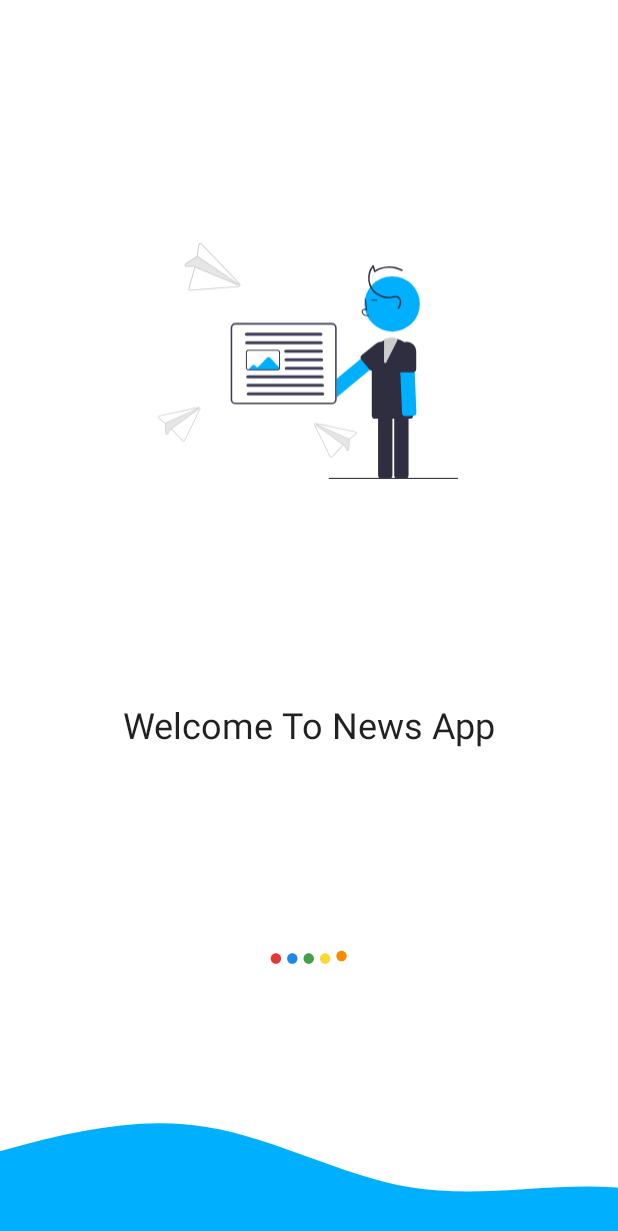
After one commit to HARSHMORE093/Project, an Android app: the splashscreen screen opened directly, with no data from a screen before it, on a phone screen of 412 x 824 dp. The commit adds this screen. Shown: the top 1231 px of the screen. Run offline under Robolectric (Android 15) with nearby library versions, the phone set to English and light mode, and no system bars; network calls fail.

Commit message:
splashscreen

```diff
--- a/app/build.gradle
+++ b/app/build.gradle
@@ -71,4 +71,6 @@ dependencies {
     implementation("androidx.lifecycle:lifecycle-viewmodel-ktx:2.4.0")
     implementation("androidx.lifecycle:lifecycle-runtime-ktx:2.4.0")
 
+    implementation "com.airbnb.android:lottie:4.2.0"
+
 }
--- a/app/src/main/AndroidManifest.xml
+++ b/app/src/main/AndroidManifest.xml
@@ -10,8 +10,9 @@
         android:roundIcon="@mipmap/ic_launcher_round"
         android:supportsRtl="true"
         android:theme="@style/Theme.NewsApp">
+
         <activity
-            android:name=".ui.ui.NewsActivity"
+            android:name=".ui.splash.splashscreen"
             android:exported="true">
             <intent-filter>
                 <action android:name="android.intent.action.MAIN" />
@@ -19,6 +20,7 @@
                 <category android:name="android.intent.category.LAUNCHER" />
             </intent-filter>
         </activity>
+        <activity android:name=".ui.ui.NewsActivity"/>
     </application>
 
 </manifest>
--- /dev/null
+++ b/app/src/main/java/com/example/newsapp/ui/splash/splashscreen.kt
@@ -0,0 +1,26 @@
+package com.example.newsapp.ui.splash
+
+
+import android.content.Intent
+import android.os.Bundle
+import android.os.Handler
+import android.os.Looper
+import androidx.appcompat.app.AppCompatActivity
+import com.example.newsapp.R
+import com.example.newsapp.ui.ui.NewsActivity
+
+class splashscreen :AppCompatActivity(){
+
+    private val TimeOut:Long=4000
+
+    override fun onCreate(savedInstanceState: Bundle?) {
+        super.onCreate(savedInstanceState)
+        setContentView(R.layout.splashscreen)
+        supportActionBar?.hide()
+        Handler(Looper.getMainLooper()).postDelayed({
+            startActivity(Intent(this, NewsActivity::class.java))
+            finish()
+        },TimeOut)
+    }
+
+}
--- /dev/null
+++ b/app/src/main/res/drawable/ic_splash.xml
@@ -0,0 +1,108 @@
+<vector xmlns:android="http://schemas.android.com/apk/res/android"
+    android:width="580.1012dp"
+    android:height="455.48828dp"
+    android:viewportWidth="580.1012"
+    android:viewportHeight="455.48828">
+  <path
+      android:pathData="M452.82,117.456m-53.519,0a53.519,53.519 0,1 1,107.038 0a53.519,53.519 0,1 1,-107.038 0"
+      android:fillColor="#00b0ff"/>
+  <path
+      android:pathData="M456.753,448.302L456.753,325.287a6.508,6.508 0,0 1,6.5 -6.5h14.759a6.508,6.508 0,0 1,6.5 6.5L484.512,448.302a6.508,6.508 0,0 1,-6.5 6.5L463.253,454.802A6.508,6.508 0,0 1,456.753 448.302Z"
+      android:fillColor="#2f2e41"/>
+  <path
+      android:pathData="M425.56,448.302L425.56,325.287a6.508,6.508 0,0 1,6.5 -6.5h14.76a6.508,6.508 0,0 1,6.5 6.5L453.32,448.302a6.508,6.508 0,0 1,-6.5 6.5L432.06,454.802A6.508,6.508 0,0 1,425.56 448.302Z"
+      android:fillColor="#2f2e41"/>
+  <path
+      android:pathData="M413.397,332.749L413.397,223.805a40.031,40.031 0,0 1,40.031 -40.031h0a40.031,40.031 0,0 1,40.031 40.031L493.459,332.749a6.5,6.5 0,0 1,-6.5 6.5h-67.063A6.5,6.5 0,0 1,413.397 332.749Z"
+      android:fillColor="#2f2e41"/>
+  <path
+      android:pathData="M407.624,141.114l0.056,-2c-3.721,-0.104 -7.001,-0.337 -9.466,-2.138a6.148,6.148 0,0 1,-2.381 -4.528,3.514 3.514,0 0,1 1.153,-2.895c1.636,-1.382 4.269,-0.935 6.188,-0.055l1.655,0.759 -3.173,-23.19 -1.981,0.271 2.699,19.727c-2.607,-0.767 -5.023,-0.437 -6.678,0.961a5.471,5.471 0,0 0,-1.86 4.492,8.133 8.133,0 0,0 3.2,6.073C400.201,140.906 404.317,141.022 407.624,141.114Z"
+      android:fillColor="#2f2e41"/>
+  <path
+      android:pathData="M413.103,109.04h10.771v2h-10.771z"
+      android:fillColor="#2f2e41"/>
+  <path
+      android:pathData="M473.992,332.674a6.454,6.454 0,0 1,-2.092 -4.514L466.804,205.252a6.5,6.5 0,0 1,6.225 -6.764l14.747,-0.612a6.506,6.506 0,0 1,6.763 6.225l5.096,122.909a6.508,6.508 0,0 1,-6.225 6.764l-14.747,0.611a6.561,6.561 0,0 1,-1.405 -0.091A6.453,6.453 0,0 1,473.992 332.674Z"
+      android:fillColor="#00b0ff"/>
+  <path
+      android:pathData="M492.81,249.488h-24a6.507,6.507 0,0 1,-6.5 -6.5v-34a18.5,18.5 0,0 1,37 0v34A6.507,6.507 0,0 1,492.81 249.488Z"
+      android:fillColor="#2f2e41"/>
+  <path
+      android:pathData="M338.689,295.037 L329.28,283.665a6.508,6.508 0,0 1,0.864 -9.152l94.781,-78.416a6.504,6.504 0,0 1,9.151 0.864l9.409,11.373a6.5,6.5 0,0 1,-0.865 9.151L347.841,295.901a6.507,6.507 0,0 1,-8.144 0.119A6.561,6.561 0,0 1,338.689 295.037Z"
+      android:fillColor="#00b0ff"/>
+  <path
+      android:pathData="M408.585,243.961l-15.203,-18.57a6.507,6.507 0,0 1,0.912 -9.147l26.308,-21.538a18.5,18.5 0,1 1,23.438 28.63l-26.308,21.538A6.507,6.507 0,0 1,408.585 243.961Z"
+      android:fillColor="#2f2e41"/>
+  <path
+      android:pathData="M466.237,126.518c2.787,-4.656 4.968,-9.786 3.933,-15.302 -0.924,-4.926 -4.469,-8.762 -9.567,-9.266 -3.07,-0.303 -6.125,0.516 -9.123,1.05a34.246,34.246 0,0 1,-7.448 0.482,36.994 36.994,0 0,1 -14.451,-3.664 35.469,35.469 0,0 1,-19.056 -22.331c-3.042,-11.074 -0.783,-23.649 6.44,-32.663l-2.507,-0.662 3.264,10.724a1.515,1.515 0,0 0,2.204 0.896,51.664 51.664,0 0,1 40.201,-6.427 48.947,48.947 0,0 1,11.031 4.243c1.704,0.906 3.221,-1.683 1.514,-2.59a54.697,54.697 0,0 0,-42.915 -3.288,52.214 52.214,0 0,0 -11.345,5.472l2.204,0.896 -3.264,-10.724a1.512,1.512 0,0 0,-2.507 -0.662,40.207 40.207,0 0,0 -8.241,30.483 37.94,37.94 0,0 0,16.429 26.319,40.458 40.458,0 0,0 30.554,6.142c2.936,-0.564 6.265,-1.372 9.146,-0.143a7.9,7.9 0,0 1,4.234 5.208c1.632,5.531 -1.145,10.784 -3.982,15.383Z"
+      android:fillColor="#2f2e41"/>
+  <path
+      android:pathData="M439.426,231.741l-0.037,-0a2.466,2.466 0,0 1,-2.399 -1.927l0.196,-41.668a2.535,2.535 0,0 1,1.4 -2.853c7.253,-3.407 14.749,-3.865 22.913,-1.397a2.502,2.502 0,0 1,1.707 3.042L441.841,229.88A2.465,2.465 0,0 1,439.426 231.741Z"
+      android:fillColor="#ccc"/>
+  <path
+      android:pathData="M579.101,455.488h-248a1,1 0,0 1,0 -2h248a1,1 0,0 1,0 2Z"
+      android:fillColor="#3f3d56"/>
+  <path
+      android:pathData="M336,311.282h-186a9.511,9.511 0,0 1,-9.5 -9.5v-138a9.511,9.511 0,0 1,9.5 -9.5h186a9.511,9.511 0,0 1,9.5 9.5v138A9.511,9.511 0,0 1,336 311.282Z"
+      android:fillColor="#fff"/>
+  <path
+      android:pathData="M174.077,244.692l35.971,0.59h20.952a3.504,3.504 0,0 0,3.5 -3.5v-1.223l-18.042,-19.399a3.5,3.5 0,0 0,-5.038 -0.091l-17.744,17.744a2.502,2.502 0,0 1,-3.534 0.001l-2.626,-2.622a3.503,3.503 0,0 0,-4.949 0.002Z"
+      android:fillColor="#00b0ff"/>
+  <path
+      android:pathData="M336,311.282h-186a9.511,9.511 0,0 1,-9.5 -9.5v-138a9.511,9.511 0,0 1,9.5 -9.5h186a9.511,9.511 0,0 1,9.5 9.5v138A9.511,9.511 0,0 1,336 311.282ZM150,157.282a6.507,6.507 0,0 0,-6.5 6.5v138a6.507,6.507 0,0 0,6.5 6.5h186a6.507,6.507 0,0 0,6.5 -6.5v-138a6.507,6.507 0,0 0,-6.5 -6.5Z"
+      android:fillColor="#3f3d56"/>
+  <path
+      android:pathData="M315,178.782h-144a3,3 0,0 1,0 -6h144a3,3 0,0 1,0 6Z"
+      android:fillColor="#3f3d56"/>
+  <path
+      android:pathData="M315.5,195.282h-144a3,3 0,0 1,0 -6h144a3,3 0,0 1,0 6Z"
+      android:fillColor="#3f3d56"/>
+  <path
+      android:pathData="M316,211.782h-69a3,3 0,0 1,0 -6h69a3,3 0,0 1,0 6Z"
+      android:fillColor="#3f3d56"/>
+  <path
+      android:pathData="M316.5,228.282h-69a3,3 0,0 1,0 -6h69a3,3 0,0 1,0 6Z"
+      android:fillColor="#3f3d56"/>
+  <path
+      android:pathData="M317,244.782h-69a3,3 0,0 1,0 -6h69a3,3 0,0 1,0 6Z"
+      android:fillColor="#3f3d56"/>
+  <path
+      android:pathData="M317.5,261.282h-144a3,3 0,0 1,0 -6h144a3,3 0,0 1,0 6Z"
+      android:fillColor="#3f3d56"/>
+  <path
+      android:pathData="M318,277.782h-144a3,3 0,0 1,0 -6h144a3,3 0,0 1,0 6Z"
+      android:fillColor="#3f3d56"/>
+  <path
+      android:pathData="M318.5,294.282h-144a3,3 0,1 1,0 -6h144a3,3 0,0 1,0 6Z"
+      android:fillColor="#3f3d56"/>
+  <path
+      android:pathData="M231,245.782h-56a4.916,4.916 0,0 1,-2.384 -0.61h-0.014l-0.254,-0.153a4.98,4.98 0,0 1,-2.348 -4.237v-30a5.006,5.006 0,0 1,5 -5h56a5.006,5.006 0,0 1,5 5v30A5.006,5.006 0,0 1,231 245.782ZM173.286,243.242 L173.429,243.33a2.906,2.906 0,0 0,1.571 0.452h56a3.003,3.003 0,0 0,3 -3v-30a3.003,3.003 0,0 0,-3 -3h-56a3.003,3.003 0,0 0,-3 3v30A2.987,2.987 0,0 0,173.286 243.242Z"
+      android:fillColor="#3f3d56"/>
+  <path
+      android:pathData="M2.144,333.363a2.722,2.722 0,0 0,-1.149 4.763l12.027,9.873a1.769,1.769 0,0 1,0.429 0.529,1.663 1.663,0 0,1 0.167,0.655l0.855,18.232a2.66,2.66 0,0 0,2.108 2.527l0.021,0.005a2.657,2.657 0,0 0,2.975 -1.363l4.27,-7.898a1.637,1.637 0,0 1,1.457 -0.847,1.582 1.582,0 0,1 1.163,0.508L47.315,382.328a2.701,2.701 0,0 0,2.381 0.816,2.729 2.729,0 0,0 2.027,-1.484l30.015,-60.953a2.72,2.72 0,0 0,-3.015 -3.864l-0.982,0.211 -75.596,16.307ZM1.682,337.287a1.635,1.635 0,0 1,0.694 -2.859l75.572,-16.301 1.006,-0.217a1.635,1.635 0,0 1,1.81 2.316L50.749,381.178a1.631,1.631 0,0 1,-2.645 0.4l-20.847,-21.982a2.607,2.607 0,0 0,-0.71 -0.541l52.412,-38.5a1.089,1.089 0,0 0,-0.908 -1.938,0.949 0.949,0 0,0 -0.175,0.061L14.132,347.588a2.682,2.682 0,0 0,-0.423 -0.428l-12.027,-9.873Z"
+      android:fillColor="#e6e6e6"/>
+  <path
+      android:pathData="M2.144,333.363a2.722,2.722 0,0 0,-1.149 4.763l12.027,9.873a1.769,1.769 0,0 1,0.429 0.529,1.663 1.663,0 0,1 0.167,0.655l0.855,18.232a2.66,2.66 0,0 0,2.108 2.527l0.021,0.005a2.657,2.657 0,0 0,2.975 -1.363l4.27,-7.898a1.637,1.637 0,0 1,1.457 -0.847,1.582 1.582,0 0,1 1.163,0.508L47.315,382.328a2.701,2.701 0,0 0,2.381 0.816,2.729 2.729,0 0,0 2.027,-1.484l30.015,-60.953a2.72,2.72 0,0 0,-3.015 -3.864l-0.982,0.211 -75.596,16.307ZM1.682,337.287a1.635,1.635 0,0 1,0.694 -2.859l75.572,-16.301 1.006,-0.217a1.635,1.635 0,0 1,1.81 2.316L50.749,381.178a1.631,1.631 0,0 1,-2.645 0.4l-20.847,-21.982a2.607,2.607 0,0 0,-0.71 -0.541,2.646 2.646,0 0,0 -1.235,-0.307c-0.061,-0.002 -0.123,0.001 -0.185,0.004l-0.005,-0.001A2.713,2.713 0,0 0,22.893 360.168l-4.271,7.904a1.583,1.583 0,0 1,-1.789 0.813l-0.011,-0.002a1.579,1.579 0,0 1,-1.263 -1.516l-0.855,-18.232a2.573,2.573 0,0 0,-0.086 -0.57l0.001,-0.005a2.607,2.607 0,0 0,-0.197 -0.517,2.527 2.527,0 0,0 -0.289,-0.454 2.682,2.682 0,0 0,-0.423 -0.428l-12.027,-9.873Z"
+      android:fillColor="#ccc"/>
+  <path
+      android:pathData="M14.132,347.588l63.744,-28.909a0.949,0.949 0,0 1,0.175 -0.061,1.089 1.089,0 0,1 0.908,1.938l-52.412,38.5 -0.925,0.681 -0.641,-0.877 0.141,-0.108 0.005,0.001 53.185,-39.075 -63.693,28.881 -0.001,0.005 -0.278,0.122 -0.449,-0.99Z"
+      android:fillColor="#ccc"/>
+  <path
+      android:pathData="M381.856,364.363l-75.596,-16.307 -0.982,-0.211a2.72,2.72 0,0 0,-3.015 3.864L332.278,412.661a2.729,2.729 0,0 0,2.027 1.484,2.701 2.701,0 0,0 2.381,-0.816l20.847,-21.982a1.582,1.582 0,0 1,1.163 -0.508,1.637 1.637,0 0,1 1.457,0.847l4.27,7.898a2.657,2.657 0,0 0,2.975 1.363l0.021,-0.005a2.66,2.66 0,0 0,2.108 -2.527l0.855,-18.232a1.663,1.663 0,0 1,0.167 -0.655,1.769 1.769,0 0,1 0.429,-0.529l12.027,-9.873a2.722,2.722 0,0 0,-1.149 -4.763ZM382.318,368.287 L370.291,378.16a2.683,2.683 0,0 0,-0.423 0.428L306.124,349.679a0.949,0.949 0,0 0,-0.175 -0.061,1.089 1.089,0 0,0 -0.908,1.938l52.412,38.5a2.607,2.607 0,0 0,-0.71 0.541l-20.847,21.982a1.631,1.631 0,0 1,-2.645 -0.4L303.237,351.226a1.635,1.635 0,0 1,1.81 -2.316l1.006,0.217L381.624,365.428a1.635,1.635 0,0 1,0.694 2.859Z"
+      android:fillColor="#e6e6e6"/>
+  <path
+      android:pathData="M381.856,364.363l-75.596,-16.307 -0.982,-0.211a2.72,2.72 0,0 0,-3.015 3.864L332.278,412.661a2.729,2.729 0,0 0,2.027 1.484,2.701 2.701,0 0,0 2.381,-0.816l20.847,-21.982a1.582,1.582 0,0 1,1.163 -0.508,1.637 1.637,0 0,1 1.457,0.847l4.27,7.898a2.657,2.657 0,0 0,2.975 1.363l0.021,-0.005a2.66,2.66 0,0 0,2.108 -2.527l0.855,-18.232a1.663,1.663 0,0 1,0.167 -0.655,1.769 1.769,0 0,1 0.429,-0.529l12.027,-9.873a2.722,2.722 0,0 0,-1.149 -4.763ZM382.318,368.287 L370.291,378.16a2.683,2.683 0,0 0,-0.423 0.428,2.527 2.527,0 0,0 -0.289,0.454 2.607,2.607 0,0 0,-0.197 0.517l0.001,0.005a2.573,2.573 0,0 0,-0.086 0.57l-0.855,18.232a1.579,1.579 0,0 1,-1.263 1.516l-0.011,0.002a1.583,1.583 0,0 1,-1.789 -0.813l-4.271,-7.904a2.713,2.713 0,0 0,-2.229 -1.417l-0.005,0.001c-0.062,-0.003 -0.124,-0.006 -0.185,-0.004a2.646,2.646 0,0 0,-1.235 0.307,2.607 2.607,0 0,0 -0.71,0.541l-20.847,21.982a1.631,1.631 0,0 1,-2.645 -0.4L303.237,351.226a1.635,1.635 0,0 1,1.81 -2.316l1.006,0.217L381.624,365.428a1.635,1.635 0,0 1,0.694 2.859Z"
+      android:fillColor="#ccc"/>
+  <path
+      android:pathData="M370.109,378.696l-0.449,0.99 -0.278,-0.122 -0.001,-0.005 -63.693,-28.881 53.185,39.075 0.005,-0.001 0.141,0.108 -0.641,0.877 -0.925,-0.681 -52.412,-38.5a1.089,1.089 0,0 1,0.908 -1.938,0.949 0.949,0 0,1 0.175,0.061l63.744,28.909Z"
+      android:fillColor="#ccc"/>
+  <path
+      android:pathData="M84.756,1.156a3.758,3.758 0,0 0,-6.414 1.969l-3.136,20.707a2.352,2.352 0,0 1,-0.32 0.861,2.258 2.258,0 0,1 -0.653,0.646L53.386,38.933a3.545,3.545 0,0 0,-1.487 4.18l0.009,0.028a3.642,3.642 0,0 0,3.701 2.49l12.302,-0.534a2.255,2.255 0,0 1,2.024 1.096,2.094 2.094,0 0,1 0.222,1.693l-11.164,39.26a3.581,3.581 0,0 0,0.718 3.312,3.777 3.777,0 0,0 3.175,1.313l92.868,-7.514a3.765,3.765 0,0 0,2.253 -0.979,3.61 3.61,0 0,0 0.167,-5.172l-0.941,-0.988 -72.479,-75.962ZM79.814,3.336a2.186,2.186 0,0 1,0.684 -1.277,2.273 2.273,0 0,1 3.169,0.101l72.456,75.939 0.965,1.01a2.181,2.181 0,0 1,0.592 1.308,2.213 2.213,0 0,1 -2.041,2.382l-92.868,7.514a2.278,2.278 0,0 1,-0.779 -0.073,2.19 2.19,0 0,1 -1.557,-2.702l11.164,-39.259a3.444,3.444 0,0 0,0.136 -1.193l82.243,33.86a1.515,1.515 0,0 0,1.655 -0.316,1.445 1.445,0 0,0 -0.014,-2.072 1.295,1.295 0,0 0,-0.196 -0.16l-78.949,-53.57a3.553,3.553 0,0 0,0.205 -0.784l3.136,-20.707Z"
+      android:fillColor="#e6e6e6"/>
+  <path
+      android:pathData="M84.756,1.156a3.758,3.758 0,0 0,-6.414 1.969l-3.136,20.707a2.352,2.352 0,0 1,-0.32 0.861,2.258 2.258,0 0,1 -0.653,0.646L53.386,38.933a3.545,3.545 0,0 0,-1.487 4.18l0.009,0.028a3.642,3.642 0,0 0,3.701 2.49l12.302,-0.534a2.255,2.255 0,0 1,2.024 1.096,2.094 2.094,0 0,1 0.222,1.693l-11.164,39.26a3.581,3.581 0,0 0,0.718 3.312,3.777 3.777,0 0,0 3.175,1.313l92.868,-7.514a3.765,3.765 0,0 0,2.253 -0.979,3.61 3.61,0 0,0 0.167,-5.172l-0.941,-0.988 -72.479,-75.962ZM79.814,3.336a2.186,2.186 0,0 1,0.684 -1.277,2.273 2.273,0 0,1 3.169,0.101l72.456,75.939 0.965,1.01a2.181,2.181 0,0 1,0.592 1.308,2.213 2.213,0 0,1 -2.041,2.382l-92.868,7.514a2.278,2.278 0,0 1,-0.779 -0.073,2.19 2.19,0 0,1 -1.557,-2.702l11.164,-39.259a3.444,3.444 0,0 0,0.136 -1.193,3.511 3.511,0 0,0 -0.51,-1.638c-0.04,-0.072 -0.087,-0.141 -0.134,-0.211l-0.002,-0.007a3.745,3.745 0,0 0,-3.238 -1.593l-12.31,0.536a2.169,2.169 0,0 1,-2.217 -1.503l-0.005,-0.014a2.104,2.104 0,0 1,0.893 -2.506l20.846,-13.595a3.515,3.515 0,0 0,0.611 -0.493l0.007,-0.002a3.519,3.519 0,0 0,0.469 -0.585,3.374 3.374,0 0,0 0.33,-0.648 3.553,3.553 0,0 0,0.205 -0.784l3.136,-20.707Z"
+      android:fillColor="#ccc"/>
+  <path
+      android:pathData="M76.473,24.828l78.949,53.57a1.295,1.295 0,0 1,0.196 0.16,1.445 1.445,0 0,1 0.322,1.623 1.504,1.504 0,0 1,-1.963 0.765l-82.243,-33.86 -1.453,-0.596 0.58,-1.346 0.226,0.088 0.002,0.007 83.465,34.355L75.674,26.061l-0.007,0.002 -0.34,-0.236 0.849,-1.203Z"
+      android:fillColor="#ccc"/>
+</vector>
--- /dev/null
+++ b/app/src/main/res/drawable/ic_wave.xml
@@ -0,0 +1,9 @@
+<vector xmlns:android="http://schemas.android.com/apk/res/android"
+    android:width="1440dp"
+    android:height="320dp"
+    android:viewportWidth="1440"
+    android:viewportHeight="320">
+  <path
+      android:pathData="M0,288L48,272C96,256 192,224 288,197.3C384,171 480,149 576,165.3C672,181 768,235 864,250.7C960,267 1056,245 1152,250.7C1248,256 1344,288 1392,304L1440,320L1440,320L1392,320C1344,320 1248,320 1152,320C1056,320 960,320 864,320C768,320 672,320 576,320C480,320 384,320 288,320C192,320 96,320 48,320L0,320Z"
+      android:fillColor="#00B0FF"/>
+</vector>
--- /dev/null
+++ b/app/src/main/res/layout/splashscreen.xml
@@ -0,0 +1,71 @@
+<?xml version="1.0" encoding="utf-8"?>
+<androidx.constraintlayout.widget.ConstraintLayout xmlns:android="http://schemas.android.com/apk/res/android"
+    xmlns:app="http://schemas.android.com/apk/res-auto"
+    xmlns:tools="http://schemas.android.com/tools"
+    android:layout_width="match_parent"
+    android:layout_height="match_parent"
+    android:background="@color/white">
+
+
+    <TextView
+        android:id="@+id/Welcome"
+        style="@style/TextAppearance.AppCompat.Headline"
+        android:layout_width="wrap_content"
+        android:layout_height="wrap_content"
+        android:layout_marginStart="63dp"
+        android:layout_marginTop="60dp"
+        android:layout_marginEnd="63dp"
+        android:layout_marginBottom="124dp"
+        android:text="@string/welcome_to_news_app"
+        app:layout_constraintBottom_toTopOf="@+id/wave"
+        app:layout_constraintEnd_toEndOf="parent"
+        app:layout_constraintStart_toStartOf="parent"
+        app:layout_constraintTop_toBottomOf="@+id/Breaking" />
+
+    <ImageView
+        android:id="@+id/Breaking"
+        android:layout_width="200dp"
+        android:layout_height="200dp"
+        android:layout_marginStart="63dp"
+        android:layout_marginTop="90dp"
+        android:layout_marginEnd="63dp"
+        android:layout_marginBottom="16dp"
+        android:contentDescription="@string/todo"
+        android:src="@drawable/ic_splash"
+        app:layout_constraintBottom_toTopOf="@+id/Welcome"
+        app:layout_constraintEnd_toEndOf="parent"
+        app:layout_constraintHorizontal_bias="0.494"
+        app:layout_constraintStart_toStartOf="parent"
+        app:layout_constraintTop_toTopOf="parent"
+        app:layout_constraintVertical_bias="0.634" />
+
+    <com.airbnb.lottie.LottieAnimationView
+        android:id="@+id/loading"
+        android:layout_width="114dp"
+        android:layout_height="70dp"
+        android:layout_marginTop="76dp"
+        app:layout_constraintBottom_toTopOf="@+id/wave"
+        app:layout_constraintEnd_toEndOf="parent"
+        app:layout_constraintHorizontal_bias="0.498"
+        app:layout_constraintStart_toStartOf="parent"
+        app:layout_constraintTop_toBottomOf="@+id/Welcome"
+        app:layout_constraintVertical_bias="1.0"
+        app:lottie_autoPlay="true"
+        app:lottie_loop="true"
+        app:lottie_rawRes="@raw/breaking" />
+
+    <ImageView
+        android:id="@+id/wave"
+        android:layout_width="0dp"
+        android:layout_height="150dp"
+        android:scaleType="centerCrop"
+        android:src="@drawable/ic_wave"
+        app:layout_constraintBottom_toBottomOf="parent"
+        app:layout_constraintEnd_toEndOf="parent"
+        app:layout_constraintHorizontal_bias="0.498"
+        app:layout_constraintStart_toStartOf="parent"
+        app:layout_constraintVertical_bias="1.0"
+        android:contentDescription="@string/todo" />
+
+
+</androidx.constraintlayout.widget.ConstraintLayout>
--- a/app/src/main/res/values/strings.xml
+++ b/app/src/main/res/values/strings.xml
@@ -5,8 +5,11 @@
     <string name="description">DESCRIPTION</string>
     <string name="published_at">PUBLISHED AT</string>
     <string name="search">Search...</string>
-    <string name="todo">TODO</string>
     <string name="breaking_news">Breaking News</string>
     <string name="saved_news">Saved News</string>
     <string name="search_news">Search News</string>
+    <string name="welcome_to_news_app">Welcome To News App</string>
+    <string name="todo">TODO</string>
+
+
 </resources>
--- a/app/src/main/res/values/themes.xml
+++ b/app/src/main/res/values/themes.xml
@@ -2,9 +2,10 @@
     <!-- Base application theme. -->
     <style name="Theme.NewsApp" parent="Theme.MaterialComponents.DayNight.DarkActionBar">
         <!-- Primary brand color. -->
-        <item name="colorPrimary">@color/purple_500</item>
+        <item name="colorPrimary">#03A9F4</item>
         <item name="colorPrimaryVariant">@color/purple_700</item>
         <item name="colorOnPrimary">@color/white</item>
+
         <!-- Secondary brand color. -->
         <item name="colorSecondary">@color/teal_200</item>
         <item name="colorSecondaryVariant">@color/teal_700</item>
```
Also changed, not shown: app/src/main/res/raw/breaking.json (added, +1 -0 lines).
